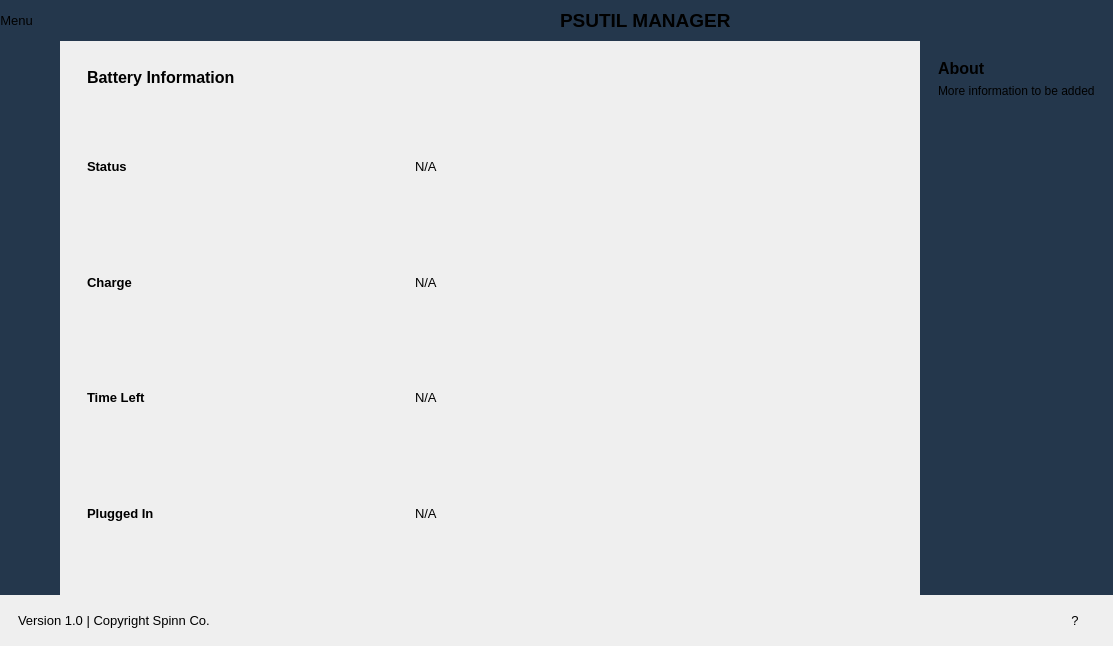
mourKa86/pyqtTutorial, file mainWindow.ui: the form before one commit.
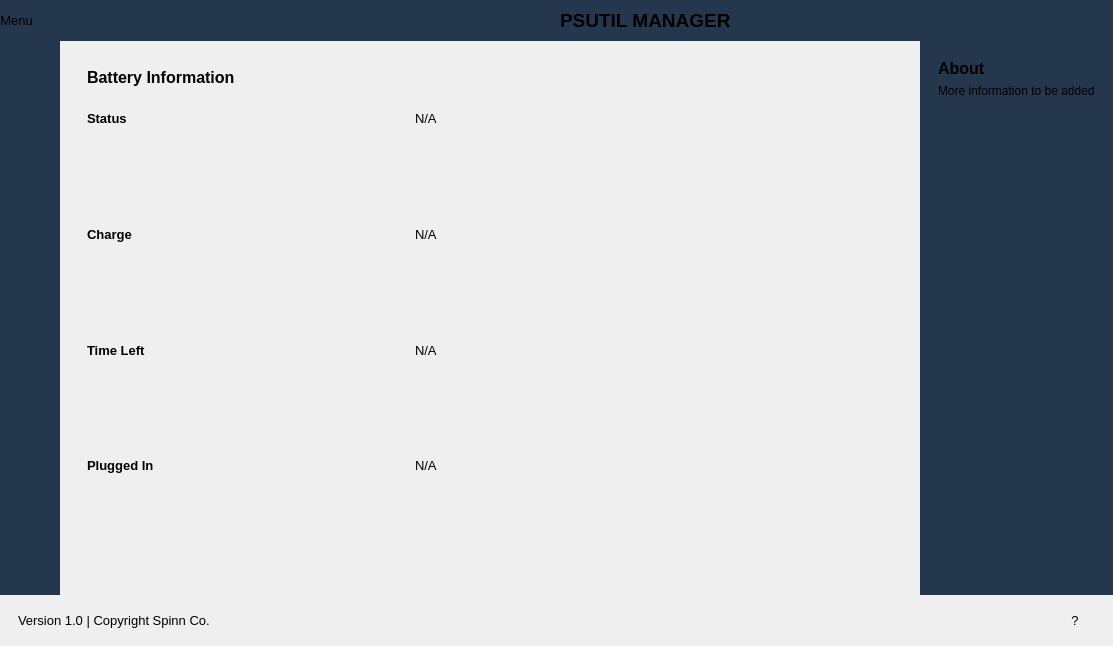
The form after the commit. The open tabs and pages were chosen to show the change. Icons and pictures are not drawn. Custom widgets are drawn as their Qt base class.

```diff
--- a/mainWindow.ui
+++ b/mainWindow.ui
@@ -963,7 +963,7 @@
                  <enum>QFrame::Raised</enum>
                 </property>
                 <layout class="QGridLayout" name="gridLayout_4">
-                 <item row="0" column="1">
+                 <item row="0" column="1" alignment="Qt::AlignTop">
                   <widget class="QLabel" name="statusVal_lbl">
                    <property name="font">
                     <font>
@@ -975,7 +975,7 @@
                    </property>
                   </widget>
                  </item>
-                 <item row="0" column="0">
+                 <item row="0" column="0" alignment="Qt::AlignTop">
                   <widget class="QLabel" name="status_lbl">
                    <property name="font">
                     <font>
@@ -989,7 +989,7 @@
                    </property>
                   </widget>
                  </item>
-                 <item row="1" column="0">
+                 <item row="1" column="0" alignment="Qt::AlignTop">
                   <widget class="QLabel" name="charge_lbl">
                    <property name="font">
                     <font>
@@ -1003,7 +1003,7 @@
                    </property>
                   </widget>
                  </item>
-                 <item row="1" column="1">
+                 <item row="1" column="1" alignment="Qt::AlignTop">
                   <widget class="QLabel" name="chargeVal_lbl">
                    <property name="font">
                     <font>
@@ -1015,7 +1015,7 @@
                    </property>
                   </widget>
                  </item>
-                 <item row="2" column="1">
+                 <item row="2" column="1" alignment="Qt::AlignTop">
                   <widget class="QLabel" name="timeLeftVal_lbl">
                    <property name="font">
                     <font>
@@ -1027,7 +1027,7 @@
                    </property>
                   </widget>
                  </item>
-                 <item row="2" column="0">
+                 <item row="2" column="0" alignment="Qt::AlignTop">
                   <widget class="QLabel" name="timeLeft_lbl">
                    <property name="font">
                     <font>
@@ -1041,7 +1041,7 @@
                    </property>
                   </widget>
                  </item>
-                 <item row="3" column="0">
+                 <item row="3" column="0" alignment="Qt::AlignTop">
                   <widget class="QLabel" name="pluggedIn_lbl">
                    <property name="font">
                     <font>
@@ -1055,7 +1055,7 @@
                    </property>
                   </widget>
                  </item>
-                 <item row="3" column="1">
+                 <item row="3" column="1" alignment="Qt::AlignTop">
                   <widget class="QLabel" name="pluggedInVal_lbl">
                    <property name="font">
                     <font>
```
Left out of the diff: 115 changed lines with no effect on the pictures.
